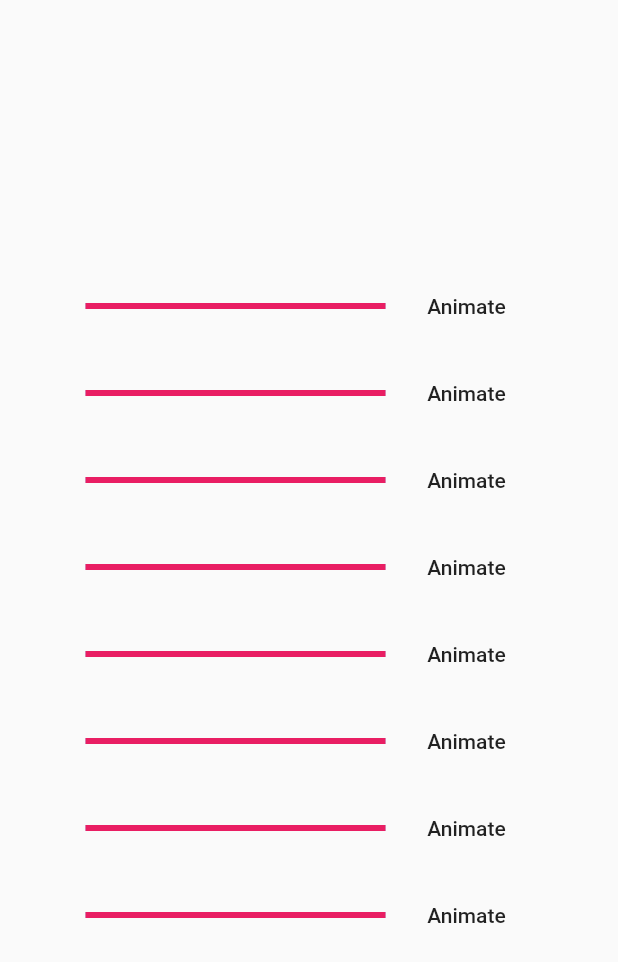
After one commit to AliAkberAakash/flutter_animation_experiment, a Flutter app: the screen it shows after launch, after a tap on "Fader Widget Example", on a phone screen of 412 x 824 dp. The commit adds this screen. Shown: the top 962 px of the screen. Run offline on Flutter 3.47's test engine with Material 2 defaults, Android fonts, the phone set to English and light mode, and no system bars.

Commit message:
add: fader widget

```diff
--- /dev/null
+++ b/lib/fader_widget/fader_widget_example.dart
@@ -0,0 +1,91 @@
+import 'package:animation_experiment/menu_screen.dart';
+import 'package:flutter/material.dart';
+
+class FaderWidgetExample extends StatefulWidget {
+  const FaderWidgetExample({Key? key}) : super(key: key);
+
+  @override
+  State<FaderWidgetExample> createState() => _FaderWidgetExampleState();
+}
+
+class _FaderWidgetExampleState extends State<FaderWidgetExample> {
+
+  @override
+  Widget build(BuildContext context) {
+    return Scaffold(
+      body: Padding(
+        padding: const EdgeInsets.all(8.0),
+        child: Column(
+          mainAxisAlignment: MainAxisAlignment.center,
+          children: const [
+            AnimatedWidth(curve: Curves.linear,),
+            VSpacer(),
+
+            AnimatedWidth(curve: Curves.bounceIn,),
+            VSpacer(),
+            AnimatedWidth(curve: Curves.bounceOut,),
+            VSpacer(),
+            AnimatedWidth(curve: Curves.bounceInOut,),
+            VSpacer(),
+
+            AnimatedWidth(curve: Curves.ease,),
+            VSpacer(),
+            AnimatedWidth(curve: Curves.easeIn,),
+            VSpacer(),
+            AnimatedWidth(curve: Curves.easeOut,),
+            VSpacer(),
+            AnimatedWidth(curve: Curves.easeInOut,),
+            VSpacer(),
+
+          ],
+        ),
+      ),
+    );
+  }
+}
+
+class AnimatedWidth extends StatefulWidget {
+
+  final Curve curve;
+  const AnimatedWidth({Key? key, required this.curve}) : super(key: key);
+
+  @override
+  State<AnimatedWidth> createState() => _AnimatedWidthState();
+}
+
+class _AnimatedWidthState extends State<AnimatedWidth> {
+
+  double _animationValue = 200;
+  final Duration _animationDuration = const Duration(milliseconds: 500);
+
+  @override
+  Widget build(BuildContext context) {
+    return Row(
+      mainAxisAlignment: MainAxisAlignment.center,
+      children: [
+        AnimatedContainer(
+          curve: widget.curve,
+          width: _animationValue,
+          duration: _animationDuration,
+          child: const LinearProgressIndicator(
+            value: 100,
+            color: Colors.pink,
+          ),
+        ),
+        const HSpacer(),
+        MaterialButton(
+          child: const Text("Animate"),
+          onPressed: () async{
+            setState(() {
+              _animationValue = 0;
+            });
+            await Future.delayed(_animationDuration);
+            setState(() {
+              _animationValue = 200;
+            });
+          },
+        ),
+      ],
+    );
+  }
+}
--- a/lib/menu_screen.dart
+++ b/lib/menu_screen.dart
@@ -1,3 +1,4 @@
+import 'package:animation_experiment/fader_widget/fader_widget_example.dart';
 import 'package:animation_experiment/shaker_widget/shaker_widget_example.dart';
 import 'package:flutter/material.dart';
 
@@ -17,6 +18,12 @@ class MenuScreen extends StatelessWidget {
               color: Colors.orangeAccent,
             ),
             VSpacer(),
+            NavigatorButton(
+              screenWidget: FaderWidgetExample(),
+              title: "Fader Widget Example",
+              color: Colors.pink,
+            ),
+            VSpacer(),
           ],
         ),
       ),
@@ -33,6 +40,19 @@ class VSpacer extends StatelessWidget {
   Widget build(BuildContext context) {
     return SizedBox(
       height: height,
+    );
+  }
+}
+
+class HSpacer extends StatelessWidget {
+
+  final double width;
+  const HSpacer({Key? key, this.width = 10}) : super(key: key);
+
+  @override
+  Widget build(BuildContext context) {
+    return SizedBox(
+      width: width,
     );
   }
 }
```
